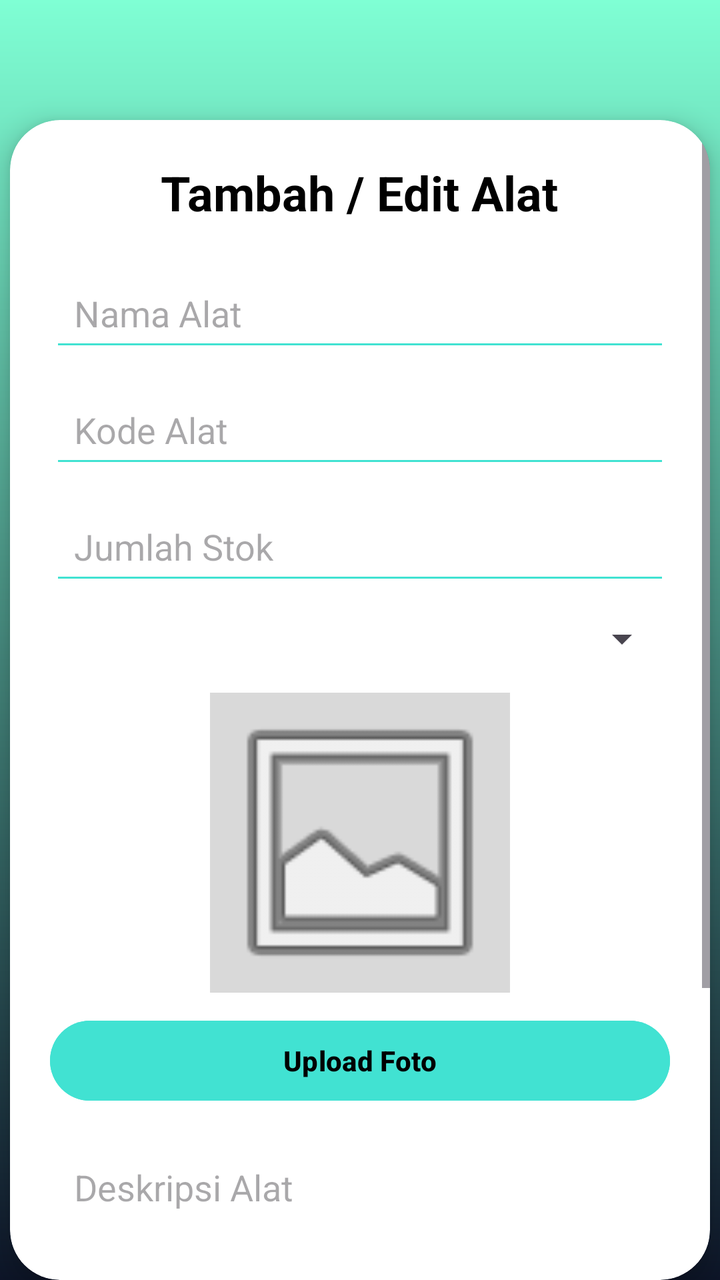
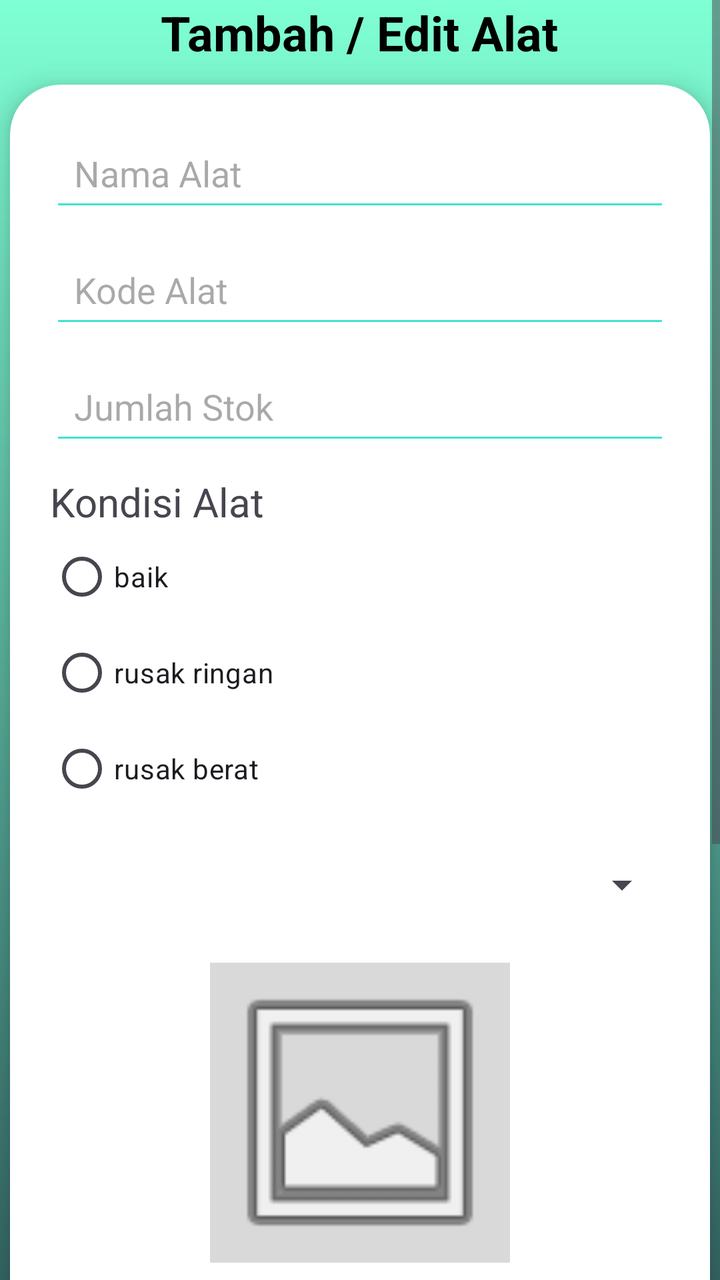

The first picture is an Android layout as it rendered before a commit; the second is the same layout after the commit. The layout source and the unified diff follow.
<!-- AndroidManifest.xml: application theme Theme.SistemPeminjamanAlatLab -->
<!-- res/layout/lab_tambah_alat_activity.xml -->
<?xml version="1.0" encoding="utf-8"?>
<androidx.constraintlayout.widget.ConstraintLayout xmlns:android="http://schemas.android.com/apk/res/android"
    xmlns:app="http://schemas.android.com/apk/res-auto"
    xmlns:tools="http://schemas.android.com/tools"
    android:layout_width="match_parent"
    android:layout_height="match_parent">

    <LinearLayout
        android:layout_width="match_parent"
        android:layout_height="match_parent"
        android:background="@drawable/gradient_card"
        android:gravity="center_horizontal"
        android:orientation="vertical">

        <Space
            android:layout_width="match_parent"
            android:layout_height="60dp" />

        <androidx.cardview.widget.CardView
            android:layout_width="350dp"
            android:layout_height="wrap_content"
            app:cardCornerRadius="25dp"
            app:cardElevation="8dp">

            <ScrollView
                android:layout_width="match_parent"
                android:layout_height="wrap_content">

                <LinearLayout
                    android:layout_width="match_parent"
                    android:layout_height="wrap_content"
                    android:orientation="vertical"
                    android:padding="20dp">

                    
                    <TextView
                        android:layout_width="wrap_content"
                        android:layout_height="wrap_content"
                        android:layout_gravity="center"
                        android:text="Tambah / Edit Alat"
                        android:textColor="#000000"
                        android:textSize="24sp"
                        android:textStyle="bold" />

                    <Space
                        android:layout_width="match_parent"
                        android:layout_height="20dp" />

                    
                    <EditText
                        android:id="@+id/namaAlat"
                        android:layout_width="match_parent"
                        android:layout_height="wrap_content"
                        android:backgroundTint="#41E2D2"
                        android:hint="Nama Alat"
                        android:inputType="textPersonName"
                        android:padding="12dp" />

                    <Space
                        android:layout_width="match_parent"
                        android:layout_height="10dp" />

                    
                    <EditText
                        android:id="@+id/kodeAlat"
                        android:layout_width="match_parent"
                        android:layout_height="wrap_content"
                        android:backgroundTint="#41E2D2"
                        android:hint="Kode Alat"
                        android:inputType="text"
                        android:padding="12dp" />

                    <Space
                        android:layout_width="match_parent"
                        android:layout_height="10dp" />

                    
                    <EditText
                        android:id="@+id/stokAlat"
                        android:layout_width="match_parent"
                        android:layout_height="wrap_content"
                        android:backgroundTint="#41E2D2"
                        android:hint="Jumlah Stok"
                        android:inputType="number"
                        android:padding="12dp" />

                    <Space
                        android:layout_width="match_parent"
                        android:layout_height="10dp" />

                    
                    <Spinner
                        android:id="@+id/spinnerKondisi"
                        android:layout_width="match_parent"
                        android:layout_height="wrap_content" />

                    <Space
                        android:layout_width="match_parent"
                        android:layout_height="15dp" />

                    
                    <ImageView
                        android:id="@+id/imagePreview"
                        android:layout_width="150dp"
                        android:layout_height="150dp"
                        android:layout_gravity="center"
                        android:background="#D9D9D9"
                        android:scaleType="centerCrop"
                        android:src="@android:drawable/ic_menu_gallery" />

                    <Space
                        android:layout_width="match_parent"
                        android:layout_height="10dp" />

                    <Button
                        android:id="@+id/uploadFotoBtn"
                        android:layout_width="match_parent"
                        android:layout_height="wrap_content"
                        android:backgroundTint="#41E2D2"
                        android:text="Upload Foto"
                        android:textColor="#000000"
                        android:textStyle="bold" />

                    <Space
                        android:layout_width="match_parent"
                        android:layout_height="15dp" />

                    
                    <EditText
                        android:id="@+id/deskripsiAlat"
                        android:layout_width="match_parent"
                        android:layout_height="120dp"
                        android:backgroundTint="#41E2D2"
                        android:gravity="top"
                        android:hint="Deskripsi Alat"
                        android:inputType="textMultiLine"
                        android:padding="12dp" />

                    <Space
                        android:layout_width="match_parent"
                        android:layout_height="20dp" />

                    
                    <Button
                        android:id="@+id/simpanBtn"
                        android:layout_width="match_parent"
                        android:layout_height="wrap_content"
                        android:backgroundTint="#41E2D2"
                        android:text="Simpan"
                        android:textColor="#000000"
                        android:textSize="18sp"
                        android:textStyle="bold" />

                    <Space
                        android:layout_width="match_parent"
                        android:layout_height="10dp" />

                    <Button
                        android:id="@+id/batalBtn"
                        android:layout_width="match_parent"
                        android:layout_height="wrap_content"
                        android:backgroundTint="#0D1528"
                        android:text="Batal"
                        android:textColor="#FFFFFF"
                        android:textSize="18sp"
                        android:textStyle="bold" />

                </LinearLayout>

            </ScrollView>

        </androidx.cardview.widget.CardView>

    </LinearLayout>

</androidx.constraintlayout.widget.ConstraintLayout>
<!-- resources referenced by this layout -->
<resources>
  <!-- drawable gradient_card (drawable) -->
  <?xml version="1.0" encoding="utf-8"?>
  <shape xmlns:android="http://schemas.android.com/apk/res/android">
  
      <gradient
          android:startColor="#7FFFD4"
          android:endColor="#0D1528"
          android:angle="270" />
  
  
  </shape>
  <style name="Theme.SistemPeminjamanAlatLab" parent="Base.Theme.SistemPeminjamanAlatLab" />
  <style name="Base.Theme.SistemPeminjamanAlatLab" parent="Theme.Material3.DayNight.NoActionBar">
          
          
      </style>
</resources>

<!-- the commit's change to res/layout/lab_tambah_alat_activity.xml (unified diff, before → after) -->
@@ -1,20 +1,28 @@
 <?xml version="1.0" encoding="utf-8"?>
-<androidx.constraintlayout.widget.ConstraintLayout xmlns:android="http://schemas.android.com/apk/res/android"
+<ScrollView xmlns:android="http://schemas.android.com/apk/res/android"
     xmlns:app="http://schemas.android.com/apk/res-auto"
-    xmlns:tools="http://schemas.android.com/tools"
     android:layout_width="match_parent"
     android:layout_height="match_parent">
 
     <LinearLayout
         android:layout_width="match_parent"
-        android:layout_height="match_parent"
+        android:layout_height="wrap_content"
         android:background="@drawable/gradient_card"
-        android:gravity="center_horizontal"
+        android:gravity="center|center_horizontal"
         android:orientation="vertical">
+
+        <TextView
+            android:layout_width="wrap_content"
+            android:layout_height="wrap_content"
+            android:layout_gravity="center"
+            android:text="Tambah / Edit Alat"
+            android:textColor="#000000"
+            android:textSize="24sp"
+            android:textStyle="bold" />
 
         <Space
             android:layout_width="match_parent"
-            android:layout_height="60dp" />
+            android:layout_height="10dp" />
 
         <androidx.cardview.widget.CardView
             android:layout_width="350dp"
@@ -22,155 +30,176 @@
             app:cardCornerRadius="25dp"
             app:cardElevation="8dp">
 
-            <ScrollView
+            <LinearLayout
                 android:layout_width="match_parent"
-                android:layout_height="wrap_content">
-
-                <LinearLayout
-                    android:layout_width="match_parent"
-                    android:layout_height="wrap_content"
-                    android:orientation="vertical"
-                    android:padding="20dp">
-
-                    
-                    <TextView
+                android:layout_height="wrap_content"
+                android:orientation="vertical"
+                android:padding="20dp">
+
+                
+
+                
+                <EditText
+                    android:id="@+id/namaAlat"
+                    android:layout_width="match_parent"
+                    android:layout_height="wrap_content"
+                    android:backgroundTint="#41E2D2"
+                    android:hint="Nama Alat"
+                    android:inputType="textPersonName"
+                    android:padding="12dp" />
+
+                
+                <Space
+                    android:layout_width="match_parent"
+                    android:layout_height="10dp" />
+
+                <EditText
+                    android:id="@+id/kodeAlat"
+                    android:layout_width="match_parent"
+                    android:layout_height="wrap_content"
+                    android:backgroundTint="#41E2D2"
+                    android:hint="Kode Alat"
+                    android:inputType="text"
+                    android:padding="12dp" />
+
+                
+                <Space
+                    android:layout_width="match_parent"
+                    android:layout_height="10dp" />
+
+                
+
+                <EditText
+                    android:id="@+id/stokAlat"
+                    android:layout_width="match_parent"
+                    android:layout_height="wrap_content"
+                    android:backgroundTint="#41E2D2"
+                    android:hint="Jumlah Stok"
+                    android:inputType="number"
+                    android:padding="12dp" />
+
+                <Space
+                    android:layout_width="match_parent"
+                    android:layout_height="10dp" />
+
+                <TextView
+                    android:id="@+id/textKondisi"
+                    android:layout_width="match_parent"
+                    android:layout_height="wrap_content"
+                    android:text="Kondisi Alat"
+                    android:textSize="20sp" />
+
+                <RadioGroup
+                    android:layout_width="match_parent"
+                    android:layout_height="match_parent"
+                    android:gravity="left"
+                    android:orientation="vertical">
+
+                    <RadioButton
+                        android:id="@+id/radiobuttonbaik"
                         android:layout_width="wrap_content"
                         android:layout_height="wrap_content"
-                        android:layout_gravity="center"
-                        android:text="Tambah / Edit Alat"
-                        android:textColor="#000000"
-                        android:textSize="24sp"
-                        android:textStyle="bold" />
-
-                    <Space
-                        android:layout_width="match_parent"
-                        android:layout_height="20dp" />
-
-                    
-                    <EditText
-                        android:id="@+id/namaAlat"
-                        android:layout_width="match_parent"
+                        android:text="baik" />
+
+                    <RadioButton
+                        android:id="@+id/radiobuttonrusakringan"
+                        android:layout_width="wrap_content"
                         android:layout_height="wrap_content"
-                        android:backgroundTint="#41E2D2"
-                        android:hint="Nama Alat"
-                        android:inputType="textPersonName"
-                        android:padding="12dp" />
-
-                    <Space
-                        android:layout_width="match_parent"
-                        android:layout_height="10dp" />
-
-                    
-                    <EditText
-                        android:id="@+id/kodeAlat"
-                        android:layout_width="match_parent"
+                        android:layout_weight="1"
+                        android:text="rusak ringan" />
+
+                    <RadioButton
+                        android:id="@+id/radiobuttonrusakberat"
+                        android:layout_width="wrap_content"
                         android:layout_height="wrap_content"
-                        android:backgroundTint="#41E2D2"
-                        android:hint="Kode Alat"
-                        android:inputType="text"
-                        android:padding="12dp" />
-
-                    <Space
-                        android:layout_width="match_parent"
-                        android:layout_height="10dp" />
-
-                    
-                    <EditText
-                        android:id="@+id/stokAlat"
-                        android:layout_width="match_parent"
-                        android:layout_height="wrap_content"
-                        android:backgroundTint="#41E2D2"
-                        android:hint="Jumlah Stok"
-                        android:inputType="number"
-                        android:padding="12dp" />
-
-                    <Space
-                        android:layout_width="match_parent"
-                        android:layout_height="10dp" />
-
-                    
-                    <Spinner
-                        android:id="@+id/spinnerKondisi"
-                        android:layout_width="match_parent"
-                        android:layout_height="wrap_content" />
-
-                    <Space
-                        android:layout_width="match_parent"
-                        android:layout_height="15dp" />
-
-                    
-                    <ImageView
-                        android:id="@+id/imagePreview"
-                        android:layout_width="150dp"
-                        android:layout_height="150dp"
-                        android:layout_gravity="center"
-                        android:background="#D9D9D9"
-                        android:scaleType="centerCrop"
-                        android:src="@android:drawable/ic_menu_gallery" />
-
-                    <Space
-                        android:layout_width="match_parent"
-                        android:layout_height="10dp" />
-
-                    <Button
-                        android:id="@+id/uploadFotoBtn"
-                        android:layout_width="match_parent"
-                        android:layout_height="wrap_content"
-                        android:backgroundTint="#41E2D2"
-                        android:text="Upload Foto"
-                        android:textColor="#000000"
-                        android:textStyle="bold" />
-
-                    <Space
-                        android:layout_width="match_parent"
-                        android:layout_height="15dp" />
-
-                    
-                    <EditText
-                        android:id="@+id/deskripsiAlat"
-                        android:layout_width="match_parent"
-                        android:layout_height="120dp"
-                        android:backgroundTint="#41E2D2"
-                        android:gravity="top"
-                        android:hint="Deskripsi Alat"
-                        android:inputType="textMultiLine"
-                        android:padding="12dp" />
-
-                    <Space
-                        android:layout_width="match_parent"
-                        android:layout_height="20dp" />
-
-                    
-                    <Button
-                        android:id="@+id/simpanBtn"
-                        android:layout_width="match_parent"
-                        android:layout_height="wrap_content"
-                        android:backgroundTint="#41E2D2"
-                        android:text="Simpan"
-                        android:textColor="#000000"
-                        android:textSize="18sp"
-                        android:textStyle="bold" />
-
-                    <Space
-                        android:layout_width="match_parent"
-                        android:layout_height="10dp" />
-
-                    <Button
-                        android:id="@+id/batalBtn"
-                        android:layout_width="match_parent"
-                        android:layout_height="wrap_content"
-                        android:backgroundTint="#0D1528"
-                        android:text="Batal"
-                        android:textColor="#FFFFFF"
-                        android:textSize="18sp"
-                        android:textStyle="bold" />
-
-                </LinearLayout>
-
-            </ScrollView>
+                        android:layout_weight="1"
+                        android:text="rusak berat" />
+                </RadioGroup>
+
+                <Space
+                    android:layout_width="match_parent"
+                    android:layout_height="10dp" />
+
+                <Spinner
+                    android:id="@+id/spinnerKategori"
+                    android:layout_width="match_parent"
+                    android:layout_height="wrap_content"
+                    android:minHeight="48dp" />
+
+                <Space
+                    android:layout_width="match_parent"
+                    android:layout_height="15dp" />
+
+                
+                <ImageView
+                    android:id="@+id/imagePreview"
+                    android:layout_width="150dp"
+                    android:layout_height="150dp"
+                    android:layout_gravity="center"
+                    android:background="#D9D9D9"
+                    android:scaleType="centerCrop"
+                    android:src="@android:drawable/ic_menu_gallery" />
+
+                <Space
+                    android:layout_width="match_parent"
+                    android:layout_height="10dp" />
+
+                <Button
+                    android:id="@+id/uploadFotoBtn"
+                    android:layout_width="match_parent"
+                    android:layout_height="wrap_content"
+                    android:backgroundTint="#41E2D2"
+                    android:text="Upload Foto"
+                    android:textColor="#000000"
+                    android:textStyle="bold" />
+
+                <Space
+                    android:layout_width="match_parent"
+                    android:layout_height="15dp" />
+
+                
+                <EditText
+                    android:id="@+id/deskripsiAlat"
+                    android:layout_width="match_parent"
+                    android:layout_height="120dp"
+                    android:backgroundTint="#41E2D2"
+                    android:gravity="top"
+                    android:hint="Deskripsi Alat"
+                    android:inputType="textMultiLine"
+                    android:padding="12dp" />
+
+                <Space
+                    android:layout_width="match_parent"
+                    android:layout_height="20dp" />
+
+                
+                <Button
+                    android:id="@+id/simpanBtn"
+                    android:layout_width="match_parent"
+                    android:layout_height="wrap_content"
+                    android:backgroundTint="#41E2D2"
+                    android:text="Simpan"
+                    android:textColor="#000000"
+                    android:textSize="18sp"
+                    android:textStyle="bold" />
+
+                <Space
+                    android:layout_width="match_parent"
+                    android:layout_height="10dp" />
+
+                <Button
+                    android:id="@+id/batalBtn"
+                    android:layout_width="match_parent"
+                    android:layout_height="wrap_content"
+                    android:backgroundTint="#0D1528"
+                    android:text="Batal"
+                    android:textColor="#FFFFFF"
+                    android:textSize="18sp"
+                    android:textStyle="bold" />
+
+            </LinearLayout>
 
         </androidx.cardview.widget.CardView>
 
     </LinearLayout>
-
-</androidx.constraintlayout.widget.ConstraintLayout>
+</ScrollView>
